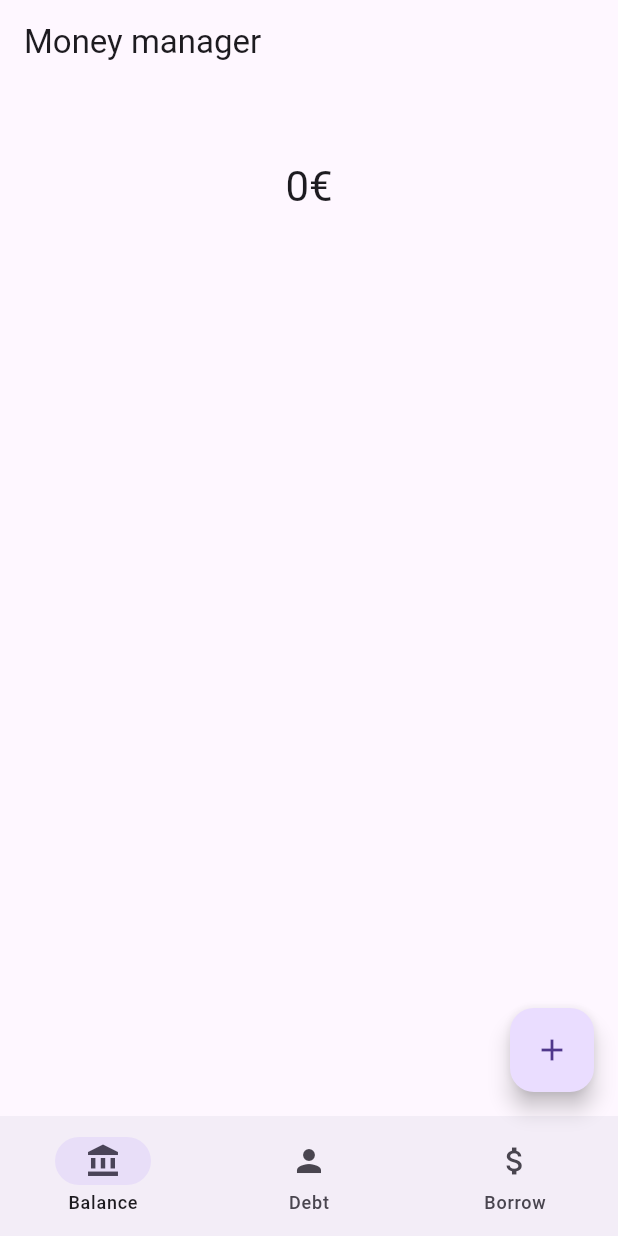
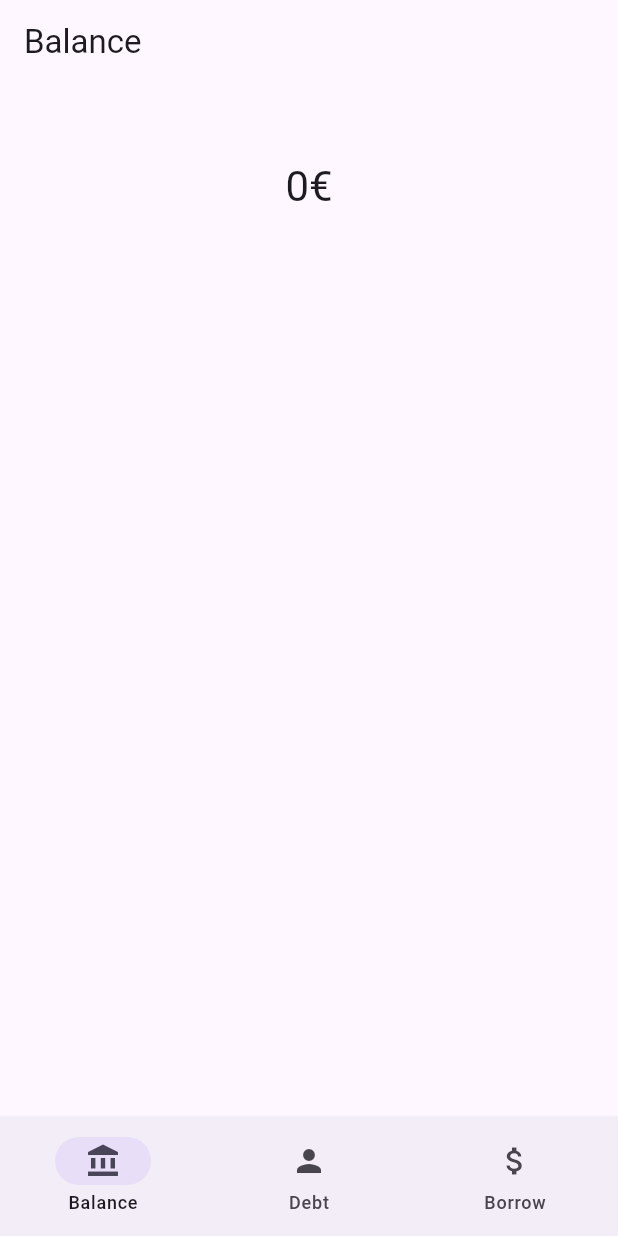
Before and after one commit to aitor-gomila/money_manager, a Flutter app: the screen it shows after launch, on a phone screen of 412 x 824 dp. Run offline on Flutter 3.47's test engine with Material 2 defaults, Android fonts, the phone set to English and light mode, and no system bars; missing offline and left inert: dart:html.

Commit message:
Remove FAB and split app bars

```diff
--- a/lib/widgets/navigation/main_home_page.dart
+++ b/lib/widgets/navigation/main_home_page.dart
@@ -1,14 +1,11 @@
 import 'package:money_manager/data/savedata/savedata.dart';
 import 'package:money_manager/types/savedata.dart';
-import 'package:money_manager/widgets/data/dialog/dialog_move.dart';
 import 'package:provider/provider.dart';
 import 'package:flutter/material.dart';
 
 import 'package:money_manager/widgets/navigation/routes/balance.dart';
 import 'package:money_manager/widgets/navigation/routes/borrow.dart';
 import 'package:money_manager/widgets/navigation/routes/debt.dart';
-
-import 'package:money_manager/types/finance.dart';
 
 import 'package:money_manager/widgets/navigation/main_navigation_bar.dart';
 
@@ -54,41 +51,24 @@ class _MyHomePageState extends State<MyHomePage> {
 
   @override
   Widget build(BuildContext context) {
-    List<Widget> widgetOptions = [
-      const BalanceRoute(),
-      const DebtRoute(),
-      const BorrowRoute()
-    ];
     List<String> dialogTitleOptions = [
       "Add/subtract balance",
       "Debt",
       "Borrow"
     ];
-    List<Model> stateOptions = [
-      Provider.of<BalanceModel>(context, listen: false),
-      Provider.of<DebtModel>(context, listen: false),
-      Provider.of<BorrowModel>(context, listen: false),
+    List<AppBar> appBarOptions = [
+      getBalanceAppBar(),
+      getDebtAppBar(),
+      getBorrowAppBar()
     ];
 
     return Scaffold(
-        appBar: AppBar(
-          title: const Text("Money manager"),
-        ),
-        // Floating action button that pops a dialog with many actions (add balance, substract balance, etc.)
-        floatingActionButton: FloatingActionButton(
-          onPressed: () {
-            var provider = stateOptions.elementAt(selectedIndex);
-            showMoveDialog(context,
-                title: dialogTitleOptions.elementAt(selectedIndex),
-                onDone: ({required balance, required descriptor}) {
-              Move item = Move(balance: balance, descriptor: descriptor);
-              provider.add(item);
-            });
-          },
-          tooltip: 'Make a change',
-          child: const Icon(Icons.add),
-        ),
-        body: widgetOptions.elementAt(selectedIndex),
+        appBar: appBarOptions.elementAt(selectedIndex),
+        body: <Widget>[
+          const BalanceRoute(),
+          const DebtRoute(),
+          const BorrowRoute()
+        ][selectedIndex],
         bottomNavigationBar: MainNavigationBar(
           selectedIndex: selectedIndex,
           onDestinationSelected: (index) {
--- a/lib/widgets/navigation/routes/balance.dart
+++ b/lib/widgets/navigation/routes/balance.dart
@@ -68,3 +68,16 @@ class _BalanceRouteState extends State<BalanceRoute> {
     );
   }
 }
+
+class BalanceAppBar extends StatelessWidget {
+  const BalanceAppBar({super.key});
+
+  @override
+  Widget build(BuildContext context) {
+    return AppBar(
+      title: const Text('Balance'),
+    );
+  }
+}
+
+AppBar Function() getBalanceAppBar = () => AppBar(title: const Text("Balance"));
--- a/lib/widgets/navigation/routes/debt.dart
+++ b/lib/widgets/navigation/routes/debt.dart
@@ -24,8 +24,8 @@ class DebtMoveWidget extends StatelessWidget {
   final String currency;
   final String descriptor;
   final int balance;
-  final VoidCallback onClear;
-  final VoidCallback onUnpaid;
+  final void Function() onClear;
+  final void Function() onUnpaid;
 
   @override
   Widget build(BuildContext context) {
@@ -84,3 +84,5 @@ class _DebtRouteState extends State<DebtRoute> {
     );
   }
 }
+
+AppBar Function() getDebtAppBar = () => AppBar(title: const Text("Debt"));
```
Also changed, not shown: lib/widgets/navigation/routes/borrow.dart (+13 -0 lines).
